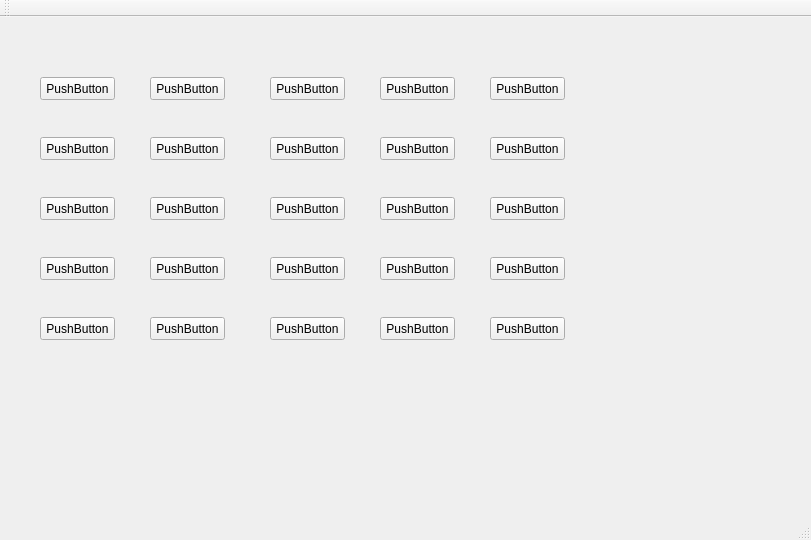
chxzhangxox/Pic10C-FinalProject, file Wrack-A-Pokemon/widget.ui: the form before one commit.
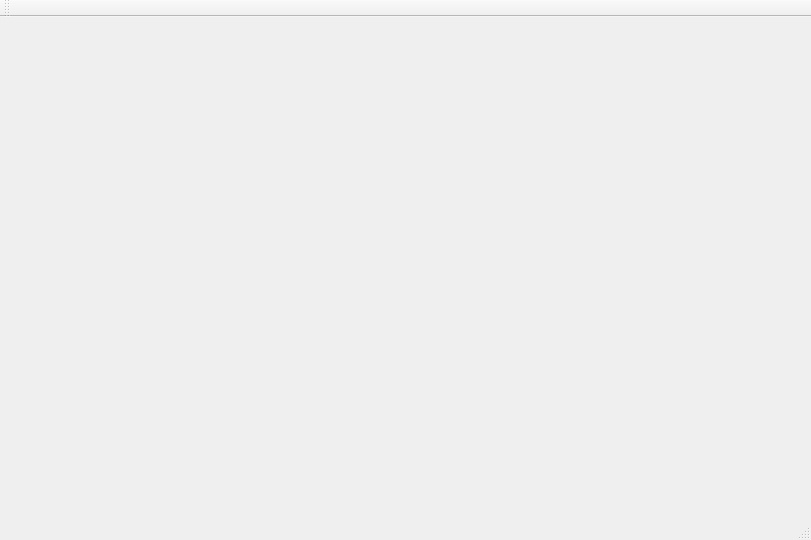
The form after the commit.

The edit to the form file:
```diff
--- a/Wrack-A-Pokemon/widget.ui
+++ b/Wrack-A-Pokemon/widget.ui
@@ -13,333 +13,7 @@
   <property name="windowTitle">
    <string>QMainWindow</string>
   </property>
-  <widget class="QWidget" name="centralWidget">
-   <widget class="QPushButton" name="pushButton">
-    <property name="geometry">
-     <rect>
-      <x>40</x>
-      <y>60</y>
-      <width>75</width>
-      <height>23</height>
-     </rect>
-    </property>
-    <property name="text">
-     <string>PushButton</string>
-    </property>
-   </widget>
-   <widget class="QPushButton" name="pushButton_2">
-    <property name="geometry">
-     <rect>
-      <x>150</x>
-      <y>60</y>
-      <width>75</width>
-      <height>23</height>
-     </rect>
-    </property>
-    <property name="text">
-     <string>PushButton</string>
-    </property>
-   </widget>
-   <widget class="QPushButton" name="pushButton_3">
-    <property name="geometry">
-     <rect>
-      <x>270</x>
-      <y>60</y>
-      <width>75</width>
-      <height>23</height>
-     </rect>
-    </property>
-    <property name="text">
-     <string>PushButton</string>
-    </property>
-   </widget>
-   <widget class="QPushButton" name="pushButton_4">
-    <property name="geometry">
-     <rect>
-      <x>380</x>
-      <y>60</y>
-      <width>75</width>
-      <height>23</height>
-     </rect>
-    </property>
-    <property name="text">
-     <string>PushButton</string>
-    </property>
-   </widget>
-   <widget class="QPushButton" name="pushButton_5">
-    <property name="geometry">
-     <rect>
-      <x>490</x>
-      <y>60</y>
-      <width>75</width>
-      <height>23</height>
-     </rect>
-    </property>
-    <property name="text">
-     <string>PushButton</string>
-    </property>
-   </widget>
-   <widget class="QPushButton" name="pushButton_6">
-    <property name="geometry">
-     <rect>
-      <x>40</x>
-      <y>120</y>
-      <width>75</width>
-      <height>23</height>
-     </rect>
-    </property>
-    <property name="text">
-     <string>PushButton</string>
-    </property>
-   </widget>
-   <widget class="QPushButton" name="pushButton_7">
-    <property name="geometry">
-     <rect>
-      <x>150</x>
-      <y>120</y>
-      <width>75</width>
-      <height>23</height>
-     </rect>
-    </property>
-    <property name="text">
-     <string>PushButton</string>
-    </property>
-   </widget>
-   <widget class="QPushButton" name="pushButton_8">
-    <property name="geometry">
-     <rect>
-      <x>270</x>
-      <y>120</y>
-      <width>75</width>
-      <height>23</height>
-     </rect>
-    </property>
-    <property name="text">
-     <string>PushButton</string>
-    </property>
-   </widget>
-   <widget class="QPushButton" name="pushButton_9">
-    <property name="geometry">
-     <rect>
-      <x>380</x>
-      <y>120</y>
-      <width>75</width>
-      <height>23</height>
-     </rect>
-    </property>
-    <property name="text">
-     <string>PushButton</string>
-    </property>
-   </widget>
-   <widget class="QPushButton" name="pushButton_10">
-    <property name="geometry">
-     <rect>
-      <x>490</x>
-      <y>120</y>
-      <width>75</width>
-      <height>23</height>
-     </rect>
-    </property>
-    <property name="text">
-     <string>PushButton</string>
-    </property>
-   </widget>
-   <widget class="QPushButton" name="pushButton_11">
-    <property name="geometry">
-     <rect>
-      <x>40</x>
-      <y>180</y>
-      <width>75</width>
-      <height>23</height>
-     </rect>
-    </property>
-    <property name="text">
-     <string>PushButton</string>
-    </property>
-   </widget>
-   <widget class="QPushButton" name="pushButton_12">
-    <property name="geometry">
-     <rect>
-      <x>40</x>
-      <y>240</y>
-      <width>75</width>
-      <height>23</height>
-     </rect>
-    </property>
-    <property name="text">
-     <string>PushButton</string>
-    </property>
-   </widget>
-   <widget class="QPushButton" name="pushButton_13">
-    <property name="geometry">
-     <rect>
-      <x>40</x>
-      <y>300</y>
-      <width>75</width>
-      <height>23</height>
-     </rect>
-    </property>
-    <property name="text">
-     <string>PushButton</string>
-    </property>
-   </widget>
-   <widget class="QPushButton" name="pushButton_14">
-    <property name="geometry">
-     <rect>
-      <x>150</x>
-      <y>180</y>
-      <width>75</width>
-      <height>23</height>
-     </rect>
-    </property>
-    <property name="text">
-     <string>PushButton</string>
-    </property>
-   </widget>
-   <widget class="QPushButton" name="pushButton_15">
-    <property name="geometry">
-     <rect>
-      <x>150</x>
-      <y>240</y>
-      <width>75</width>
-      <height>23</height>
-     </rect>
-    </property>
-    <property name="text">
-     <string>PushButton</string>
-    </property>
-   </widget>
-   <widget class="QPushButton" name="pushButton_16">
-    <property name="geometry">
-     <rect>
-      <x>150</x>
-      <y>300</y>
-      <width>75</width>
-      <height>23</height>
-     </rect>
-    </property>
-    <property name="text">
-     <string>PushButton</string>
-    </property>
-   </widget>
-   <widget class="QPushButton" name="pushButton_17">
-    <property name="geometry">
-     <rect>
-      <x>270</x>
-      <y>180</y>
-      <width>75</width>
-      <height>23</height>
-     </rect>
-    </property>
-    <property name="text">
-     <string>PushButton</string>
-    </property>
-   </widget>
-   <widget class="QPushButton" name="pushButton_18">
-    <property name="geometry">
-     <rect>
-      <x>270</x>
-      <y>240</y>
-      <width>75</width>
-      <height>23</height>
-     </rect>
-    </property>
-    <property name="text">
-     <string>PushButton</string>
-    </property>
-   </widget>
-   <widget class="QPushButton" name="pushButton_19">
-    <property name="geometry">
-     <rect>
-      <x>270</x>
-      <y>300</y>
-      <width>75</width>
-      <height>23</height>
-     </rect>
-    </property>
-    <property name="text">
-     <string>PushButton</string>
-    </property>
-   </widget>
-   <widget class="QPushButton" name="pushButton_20">
-    <property name="geometry">
-     <rect>
-      <x>380</x>
-      <y>180</y>
-      <width>75</width>
-      <height>23</height>
-     </rect>
-    </property>
-    <property name="text">
-     <string>PushButton</string>
-    </property>
-   </widget>
-   <widget class="QPushButton" name="pushButton_21">
-    <property name="geometry">
-     <rect>
-      <x>490</x>
-      <y>180</y>
-      <width>75</width>
-      <height>23</height>
-     </rect>
-    </property>
-    <property name="text">
-     <string>PushButton</string>
-    </property>
-   </widget>
-   <widget class="QPushButton" name="pushButton_22">
-    <property name="geometry">
-     <rect>
-      <x>380</x>
-      <y>240</y>
-      <width>75</width>
-      <height>23</height>
-     </rect>
-    </property>
-    <property name="text">
-     <string>PushButton</string>
-    </property>
-   </widget>
-   <widget class="QPushButton" name="pushButton_23">
-    <property name="geometry">
-     <rect>
-      <x>490</x>
-      <y>240</y>
-      <width>75</width>
-      <height>23</height>
-     </rect>
-    </property>
-    <property name="text">
-     <string>PushButton</string>
-    </property>
-   </widget>
-   <widget class="QPushButton" name="pushButton_24">
-    <property name="geometry">
-     <rect>
-      <x>380</x>
-      <y>300</y>
-      <width>75</width>
-      <height>23</height>
-     </rect>
-    </property>
-    <property name="text">
-     <string>PushButton</string>
-    </property>
-   </widget>
-   <widget class="QPushButton" name="pushButton_25">
-    <property name="geometry">
-     <rect>
-      <x>490</x>
-      <y>300</y>
-      <width>75</width>
-      <height>23</height>
-     </rect>
-    </property>
-    <property name="text">
-     <string>PushButton</string>
-    </property>
-   </widget>
-  </widget>
+  <widget class="QWidget" name="centralWidget"/>
   <widget class="QMenuBar" name="menuBar">
    <property name="geometry">
     <rect>
```
Left out of the diff: 4 changed lines with no effect on the pictures.
